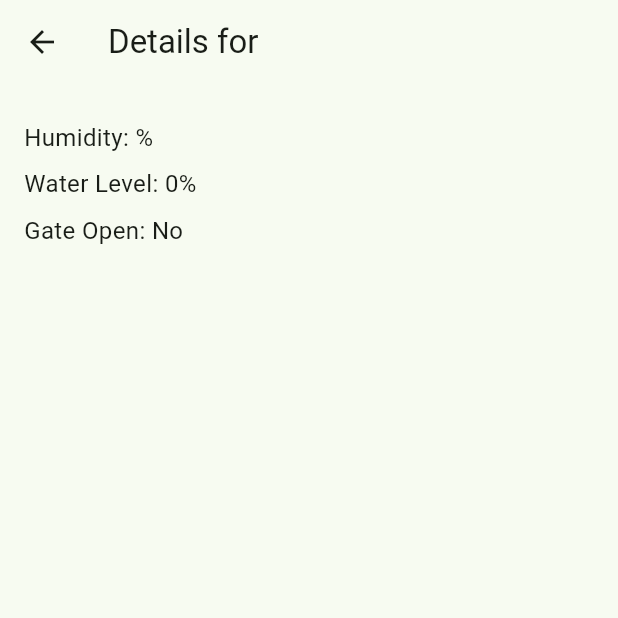
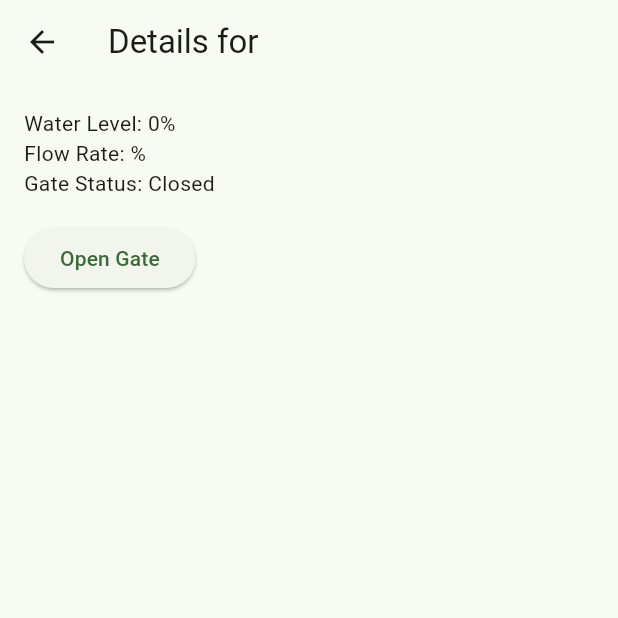
Before and after one commit to MatAmboni/rice_monitor, a Flutter app: the MarkerDetailsScreen screen opened directly with empty values, on a phone screen of 412 x 824 dp, the top half of it. Run offline on Flutter 3.47's test engine with Material 3 defaults, Android fonts, the phone set to English and light mode, and no system bars; our stand-ins replace firebase_core, firebase_database, google_maps_flutter; accounts and stored records are empty.

Commit message:
mapa novo

```diff
--- a/lib/main.dart
+++ b/lib/main.dart
@@ -3,6 +3,8 @@ import 'package:flutter/material.dart';
 import 'package:google_maps_flutter/google_maps_flutter.dart';
 import 'package:firebase_database/firebase_database.dart';
 import 'screens/dashboard_screen.dart';
+import 'screens/marker_details_screen.dart';
+import 'screens/hydraulic_analysis_screen.dart';
 
 void main() async {
   WidgetsFlutterBinding.ensureInitialized();
--- a/lib/screens/marker_details_screen.dart
+++ b/lib/screens/marker_details_screen.dart
@@ -1,45 +1,36 @@
 import 'package:flutter/material.dart';
 
 class MarkerDetailsScreen extends StatelessWidget {
-  final String markerKey;
+  final String markerId;
   final Map<String, dynamic> markerData;
 
   const MarkerDetailsScreen({
     Key? key,
-    required this.markerKey,
+    required this.markerId,
     required this.markerData,
   }) : super(key: key);
 
   @override
   Widget build(BuildContext context) {
     return Scaffold(
-      appBar: AppBar(title: Text('Details for $markerKey')),
+      appBar: AppBar(title: Text('Details for $markerId')),
       body: Padding(
         padding: const EdgeInsets.all(16.0),
         child: Column(
           crossAxisAlignment: CrossAxisAlignment.start,
           children: [
-            const SizedBox(height: 8),
+            Text('Water Level: ${markerData['waterlevel']}%'),
+            Text('Flow Rate: ${markerData['humidity']}%'),
             Text(
-              'Humidity: ${markerData['humidity'] ?? "N/A"}%',
-              style: const TextStyle(fontSize: 16),
+              'Gate Status: ${markerData['isGateOpen'] ? 'Open' : 'Closed'}',
             ),
-            const SizedBox(height: 8),
-            Text(
-              'Water Level: ${markerData['waterlevel'] ?? "N/A"}%',
-              style: const TextStyle(fontSize: 16),
-            ),
-            const SizedBox(height: 8),
-            Text(
-              'Gate Open: ${markerData['isGateOpen'] == true ? "Yes" : "No"}',
-              style: const TextStyle(fontSize: 16),
-            ),
-            const SizedBox(height: 16),
-            SizedBox(
-              height: 200,
-              child: SimpleBarChart(
-                values: [(markerData['waterlevel'] ?? 0).toDouble()],
-                labels: [markerKey],
+            const SizedBox(height: 16.0),
+            ElevatedButton(
+              onPressed: () {
+                // Add logic to toggle gate status
+              },
+              child: Text(
+                markerData['isGateOpen'] ? 'Close Gate' : 'Open Gate',
               ),
             ),
           ],
```
Also changed, not shown: lib/screens/dashboard_screen.dart (+22 -39 lines), lib/screens/hydraulic_analysis_screen.dart (added, +39 -0 lines), lib/screens/analysis_screen.dart (added), lib/screens/control_screen.dart (added).
